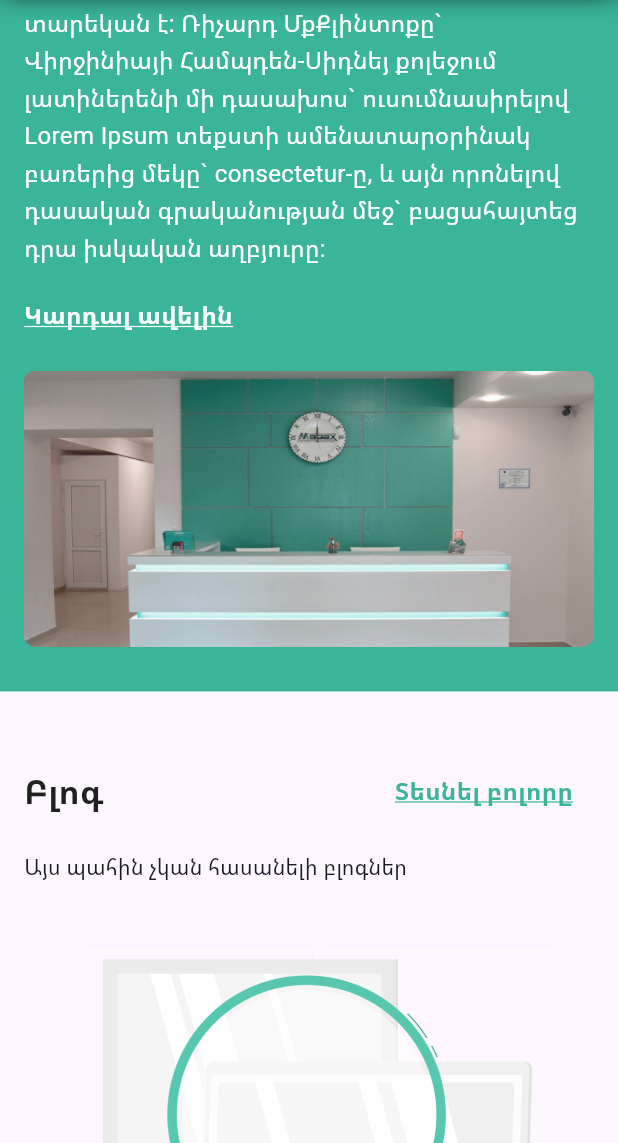
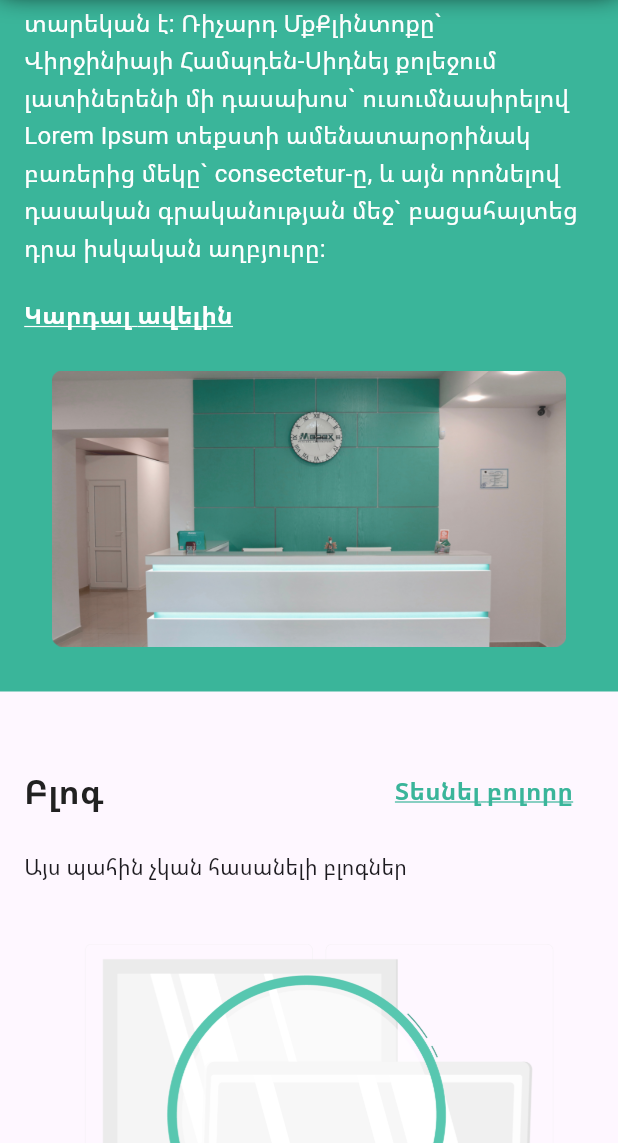
Before and after one commit to GevTonoyan/medex, a Flutter app: the screen it shows after launch, scrolled down 1728 dp, on a phone screen of 412 x 824 dp, the part 93-1236 px from its top. Run offline on Flutter 3.47's test engine with Material 2 defaults, Android fonts, the phone set to English and light mode, and no system bars; our stand-ins replace cloud_firestore, firebase_core, firebase_database, flutter_spinkit, flutter_svg, flutter_widget_from_html and 1 more; accounts and stored records are empty.

Commit message:
Fix images aspect ratio

```diff
--- a/lib/ui/about_us/about_us_screen_mobile.dart
+++ b/lib/ui/about_us/about_us_screen_mobile.dart
@@ -50,6 +50,7 @@ class AboutUsScreenMobile extends StatelessWidget {
             semanticsLabel: 'Medex',
             width: double.maxFinite,
             height: 274,
+            fit: BoxFit.contain,
           ),
           const SizedBox(height: contentSeparationPaddingMobile),
           Text('our_strengths'.tr, style: AppFonts.subTitleMobile),
--- a/lib/ui/main/main_about_widget.dart
+++ b/lib/ui/main/main_about_widget.dart
@@ -60,7 +60,7 @@ class MainAboutWidget extends StatelessWidget {
                   aboutPicturePath,
                   width: uiOrientedSwitch(double.maxFinite, 890.0),
                   height: uiOrientedSwitch(184, 477.0),
-                  fit: BoxFit.fill,
+                  fit: BoxFit.contain,
                 )
               ],
             ),
--- a/lib/ui/main/main_screen_mobile.dart
+++ b/lib/ui/main/main_screen_mobile.dart
@@ -21,7 +21,7 @@ class MainScreenMobile extends StatelessWidget {
                 Center(
                   child: Image.asset(
                     'assets/main_picture.png',
-                    fit: BoxFit.fill,
+                    fit: BoxFit.contain,
                     height: 416,
                     width: double.maxFinite,
                   ),
--- a/lib/ui/sales/sales_screen_mobile.dart
+++ b/lib/ui/sales/sales_screen_mobile.dart
@@ -33,6 +33,7 @@ class SalesScreenMobile extends StatelessWidget {
             'assets/main_picture.png',
             height: 262,
             width: double.maxFinite,
+            fit: BoxFit.contain,
           ),
           const SizedBox(height: 16),
           Obx(
--- a/lib/widgets/ui_components/app_network_image.dart
+++ b/lib/widgets/ui_components/app_network_image.dart
@@ -39,7 +39,7 @@ class AppNetworkImage extends StatelessWidget {
             'assets/item_not_found.png',
             height: height,
             width: width,
-            fit: BoxFit.fill,
+            fit: BoxFit.contain,
           );
         },
       ),
```
